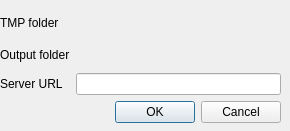
Above: gui/config.ui from danduk82/areapp-bilddocu before the change. Below: the same form after it.
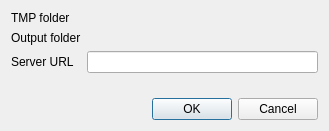
That is the form after the change. Custom widgets are drawn as their Qt base class.

Commit message: prettify layout

What changed in the file:
```diff
--- a/gui/config.ui
+++ b/gui/config.ui
@@ -6,29 +6,16 @@
    <rect>
     <x>0</x>
     <y>0</y>
-    <width>290</width>
+    <width>329</width>
     <height>131</height>
    </rect>
   </property>
   <property name="windowTitle">
    <string>Dialog</string>
   </property>
-  <widget class="QWidget" name="gridLayoutWidget">
-   <property name="geometry">
-    <rect>
-     <x>0</x>
-     <y>10</y>
-     <width>281</width>
-     <height>113</height>
-    </rect>
-   </property>
-   <layout class="QGridLayout" name="gridLayout">
-    <item row="2" column="1">
-     <widget class="QLineEdit" name="serverUrlLineEdit"/>
-    </item>
-    <item row="0" column="1">
-     <widget class="QgsFileWidget" name="tmpFolderQgsFileWidget"/>
-    </item>
+  <layout class="QVBoxLayout" name="verticalLayout">
+   <item>
+    <layout class="QFormLayout" name="formLayout">
     <item row="0" column="0">
      <widget class="QLabel" name="label">
       <property name="text">
@@ -36,6 +23,9 @@
       </property>
      </widget>
     </item>
+     <item row="0" column="1">
+      <widget class="QgsFileWidget" name="tmpFolderQgsFileWidget"/>
+     </item>
     <item row="1" column="0">
      <widget class="QLabel" name="label_2">
       <property name="text">
@@ -53,7 +43,12 @@
       </property>
      </widget>
     </item>
-    <item row="3" column="1">
+     <item row="2" column="1">
+      <widget class="QLineEdit" name="serverUrlLineEdit"/>
+     </item>
+    </layout>
+   </item>
+   <item>
      <widget class="QDialogButtonBox" name="buttonBox">
       <property name="orientation">
        <enum>Qt::Horizontal</enum>
@@ -64,7 +59,6 @@
      </widget>
     </item>
    </layout>
-  </widget>
  </widget>
  <customwidgets>
   <customwidget>
```
Lines whose indentation alone changed are shown as unchanged. The commit also changes 4 other files.
